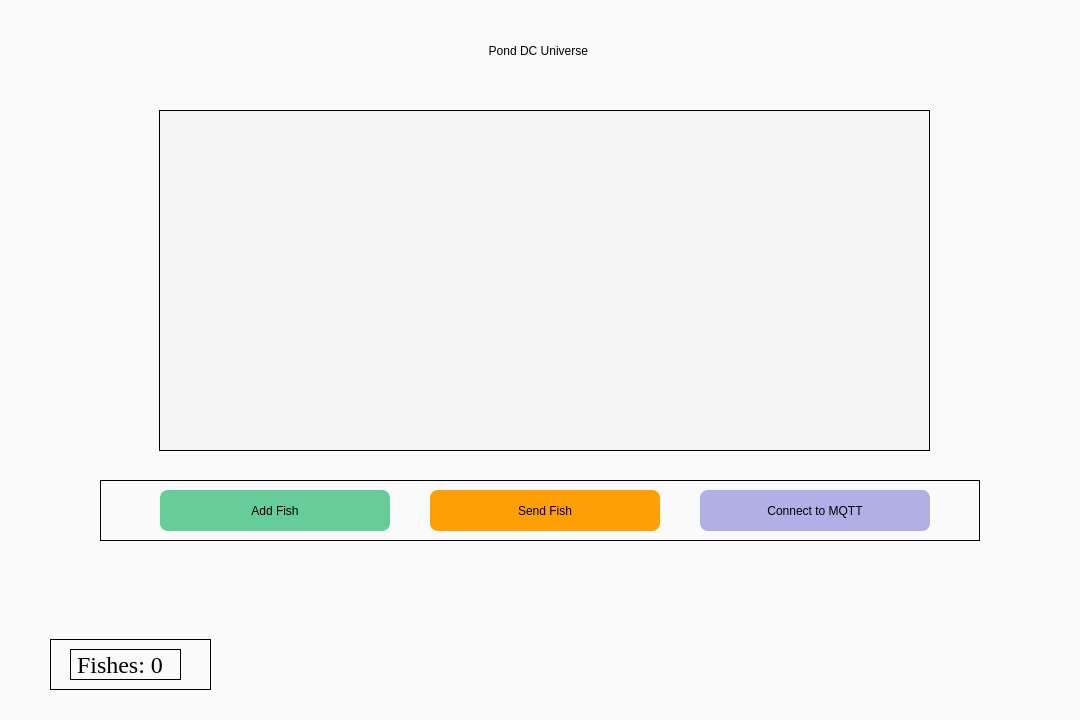
Before: the Qt Designer form src/ui/generated/PondUI.ui in Nukie90/fish_pond, drawn with Qt 5.
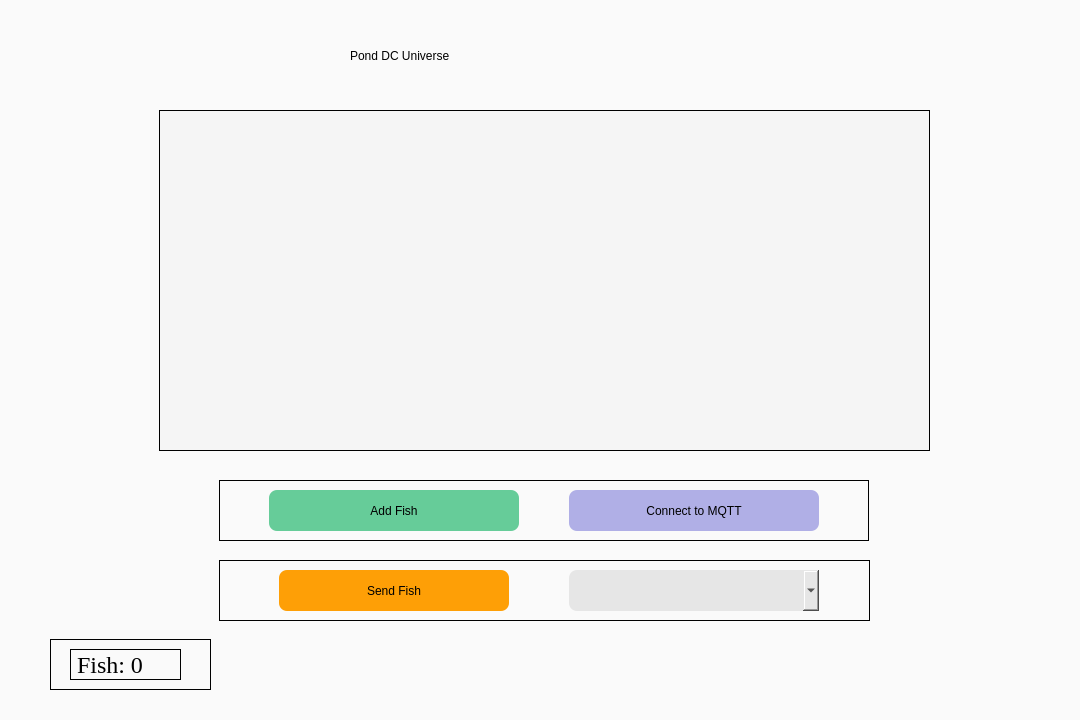
After: the same form once the commit is applied. Icons and pictures are not drawn.

```diff
--- a/src/ui/generated/PondUI.ui
+++ b/src/ui/generated/PondUI.ui
@@ -20,10 +20,10 @@
    <widget class="QLabel" name="pondnameLabel">
     <property name="geometry">
      <rect>
-      <x>300</x>
+      <x>350</x>
       <y>30</y>
-      <width>480</width>
-      <height>41</height>
+      <width>381</width>
+      <height>51</height>
      </rect>
     </property>
     <property name="styleSheet">
@@ -34,15 +34,15 @@
      <string>Pond DC Universe </string>
     </property>
     <property name="alignment">
-     <set>Qt::AlignmentFlag::AlignCenter</set>
+     <set>Qt::AlignLeading|Qt::AlignLeft|Qt::AlignVCenter</set>
     </property>
    </widget>
    <widget class="QFrame" name="buttonsFrame">
     <property name="geometry">
      <rect>
-      <x>100</x>
+      <x>219</x>
       <y>480</y>
-      <width>880</width>
+      <width>650</width>
       <height>61</height>
      </rect>
     </property>
@@ -50,36 +50,14 @@
      <string notr="true">border: 1px solid black;</string>
     </property>
     <property name="frameShape">
-     <enum>QFrame::Shape::StyledPanel</enum>
+     <enum>QFrame::NoFrame</enum>
     </property>
-    <property name="frameShadow">
-     <enum>QFrame::Shadow::Raised</enum>
-    </property>
-    <widget class="QPushButton" name="sendfishButton">
-     <property name="geometry">
-      <rect>
-       <x>330</x>
-       <y>10</y>
-       <width>230</width>
-       <height>41</height>
-      </rect>
-     </property>
-     <property name="styleSheet">
-      <string notr="true">font: 600 18pt &quot;Times New Roman&quot;;
-background-color: #FE9F06;
-border: none;
-border-radius: 8px;</string>
-     </property>
-     <property name="text">
-      <string>Send Fish</string>
-     </property>
-    </widget>
     <widget class="QPushButton" name="addfishButton">
      <property name="geometry">
       <rect>
-       <x>60</x>
+       <x>50</x>
        <y>10</y>
-       <width>230</width>
+       <width>250</width>
        <height>41</height>
       </rect>
      </property>
@@ -96,9 +74,9 @@
     <widget class="QPushButton" name="connectButton">
      <property name="geometry">
       <rect>
-       <x>600</x>
+       <x>350</x>
        <y>10</y>
-       <width>230</width>
+       <width>250</width>
        <height>41</height>
       </rect>
      </property>
@@ -147,10 +125,7 @@
      <string notr="true">border: 1px solid black;</string>
     </property>
     <property name="frameShape">
-     <enum>QFrame::Shape::StyledPanel</enum>
-    </property>
-    <property name="frameShadow">
-     <enum>QFrame::Shadow::Raised</enum>
+     <enum>QFrame::NoFrame</enum>
     </property>
     <widget class="QLabel" name="fashLabel">
      <property name="geometry">
@@ -171,7 +146,58 @@
       <string notr="true">color:rgb(0, 0, 0)</string>
      </property>
      <property name="text">
-      <string>Fishes: 0</string>
+      <string>Fish: 0</string>
+     </property>
+    </widget>
+   </widget>
+   <widget class="QFrame" name="sendFrame">
+    <property name="geometry">
+     <rect>
+      <x>219</x>
+      <y>560</y>
+      <width>651</width>
+      <height>61</height>
+     </rect>
+    </property>
+    <property name="styleSheet">
+     <string notr="true">border: 1px solid black;</string>
+    </property>
+    <property name="frameShape">
+     <enum>QFrame::NoFrame</enum>
+    </property>
+    <widget class="QPushButton" name="sendfishButton">
+     <property name="geometry">
+      <rect>
+       <x>60</x>
+       <y>10</y>
+       <width>230</width>
+       <height>41</height>
+      </rect>
+     </property>
+     <property name="styleSheet">
+      <string notr="true">font: 600 18pt &quot;Times New Roman&quot;;
+background-color: #FE9F06;
+border: none;
+border-radius: 8px;</string>
+     </property>
+     <property name="text">
+      <string>Send Fish</string>
+     </property>
+    </widget>
+    <widget class="QComboBox" name="groupselectionbox">
+     <property name="geometry">
+      <rect>
+       <x>350</x>
+       <y>10</y>
+       <width>250</width>
+       <height>41</height>
+      </rect>
+     </property>
+     <property name="styleSheet">
+      <string notr="true">font: 600 18pt &quot;Times New Roman&quot;;
+background-color: #e6e6e6;
+border: none;
+border-radius: 8px;</string>
      </property>
     </widget>
    </widget>
```
Left out of the diff: 9 changed lines with no effect on the pictures.
